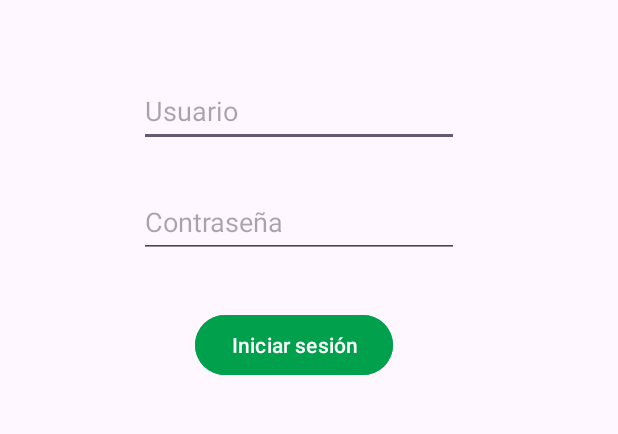
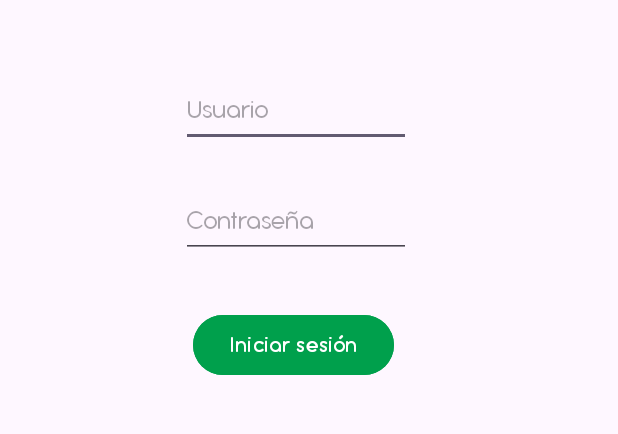
Before and after one commit to LuisMandM/FichajeApp, an Android app: the screen it shows after launch (MainActivity), on a phone screen of 412 x 824 dp, the part 584-1018 px from its top. Run offline under Robolectric (Android 15) with nearby library versions, the phone set to English and light mode, and no system bars; our stand-ins replace navigation-ui; libraries missing offline, so code that uses them is left out: com.parse; 1 statement that could not run was skipped.

Commit message:
Fonts login fragment

```diff
--- a/app/src/main/res/layout/fragment_login.xml
+++ b/app/src/main/res/layout/fragment_login.xml
@@ -14,6 +14,7 @@
         android:ems="10"
         android:hint="Usuario"
         android:inputType="text"
+        android:fontFamily="@font/antipastoregular"
         app:layout_constraintBottom_toBottomOf="parent"
         app:layout_constraintEnd_toEndOf="parent"
         app:layout_constraintHorizontal_bias="0.467"
@@ -28,6 +29,7 @@
         android:ems="10"
         android:hint="Contraseña"
         android:inputType="textPassword"
+        android:fontFamily="@font/antipastoregular"
         app:layout_constraintBottom_toBottomOf="parent"
         app:layout_constraintEnd_toEndOf="parent"
         app:layout_constraintHorizontal_bias="0.467"
@@ -39,8 +41,10 @@
         android:id="@+id/btnLogin"
         android:layout_width="wrap_content"
         android:layout_height="wrap_content"
+        android:backgroundTint="@color/inc"
+        android:fontFamily="@font/antipastodemibold"
         android:text="Iniciar sesión"
-        android:backgroundTint="@color/inc"
+        android:textSize="16sp"
         app:layout_constraintBottom_toBottomOf="parent"
         app:layout_constraintEnd_toEndOf="parent"
         app:layout_constraintHorizontal_bias="0.464"
```
